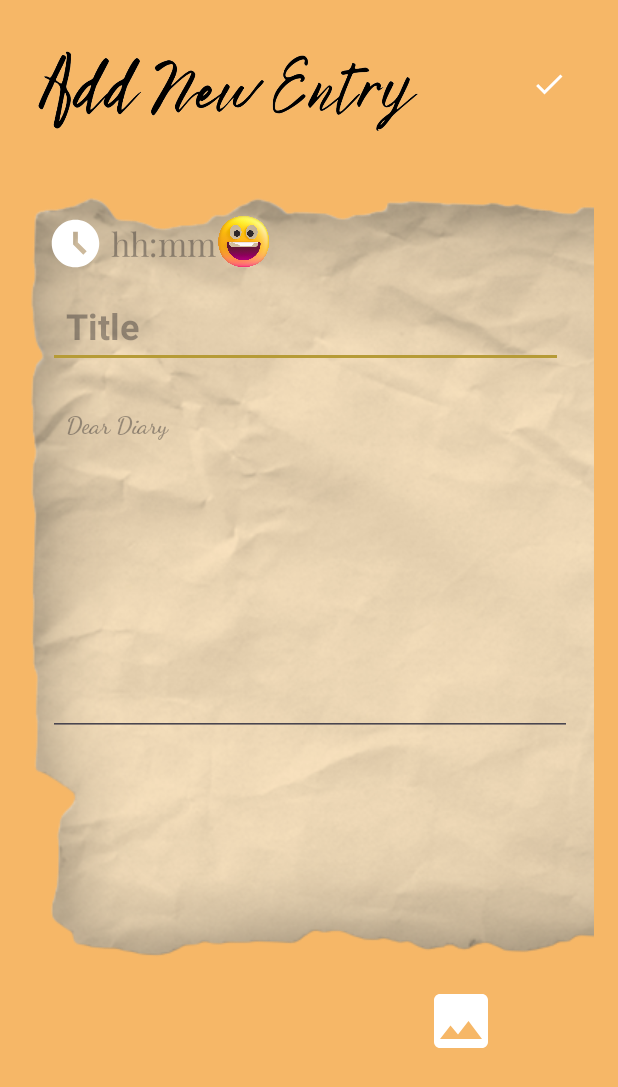
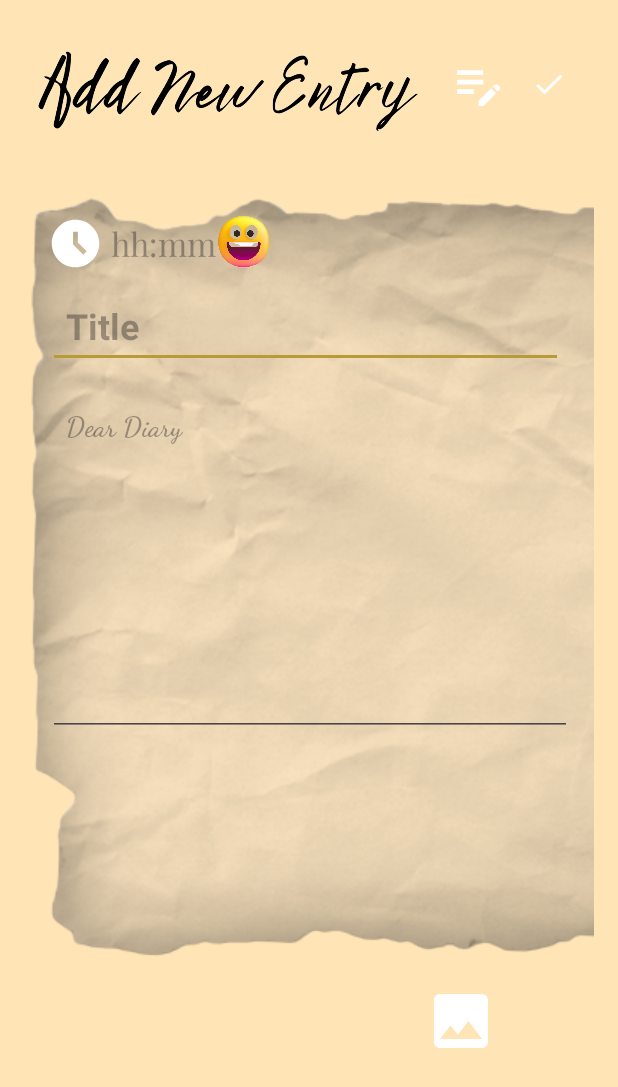
Before and after one commit to rish4522/Chronicle, an Android app: the screen it shows after launch once a user with an empty profile is signed in (NoteDetailsActivity), after a tap on "TODO", on a phone screen of 412 x 824 dp. Shown: the top 1087 px of the screen. Run offline under Robolectric (Android 15) with nearby library versions, the light colour scheme and no system bars; our stand-ins replace Firebase (no records; nobody signed in at launch, a user with empty details on screens opened directly); Roboto replaces fonts that are not available here.

Commit message:
Final Commit

```diff
--- a/app/src/main/java/com/example/chronicle/SplashActivity.java
+++ b/app/src/main/java/com/example/chronicle/SplashActivity.java
@@ -35,6 +35,6 @@ public class SplashActivity extends AppCompatActivity {
                 startActivity(intent);
                 finish();
             }
-        }, 5000);
+        }, 3000);
     }
 }
--- a/app/src/main/res/drawable/baseline_done_24.xml
+++ b/app/src/main/res/drawable/baseline_done_24.xml
@@ -1,4 +1,4 @@
-<vector android:height="24dp" android:tint="#24D3FE"
+<vector android:height="24dp" android:tint="#FFFFFF"
     android:viewportHeight="24" android:viewportWidth="24"
     android:width="24dp" xmlns:android="http://schemas.android.com/apk/res/android">
     <path android:fillColor="@android:color/white" android:pathData="M9,16.2L4.8,12l-1.4,1.4L9,19 21,7l-1.4,-1.4L9,16.2z"/>
--- /dev/null
+++ b/app/src/main/res/drawable/baseline_edit_note_24.xml
@@ -0,0 +1,5 @@
+<vector android:height="38dp" android:tint="#FFFFFF"
+    android:viewportHeight="24" android:viewportWidth="24"
+    android:width="38dp" xmlns:android="http://schemas.android.com/apk/res/android">
+    <path android:fillColor="@android:color/white" android:pathData="M3,10h11v2H3V10zM3,8h11V6H3V8zM3,16h7v-2H3V16zM18.01,12.87l0.71,-0.71c0.39,-0.39 1.02,-0.39 1.41,0l0.71,0.71c0.39,0.39 0.39,1.02 0,1.41l-0.71,0.71L18.01,12.87zM17.3,13.58l-5.3,5.3V21h2.12l5.3,-5.3L17.3,13.58z"/>
+</vector>
--- a/app/src/main/res/layout/activity_note_details.xml
+++ b/app/src/main/res/layout/activity_note_details.xml
@@ -26,6 +26,19 @@
             android:background="?attr/selectableItemBackgroundBorderless"
             android:src="@drawable/baseline_done_24"
             app:tint="@color/white" />
+
+        <ImageButton
+            android:id="@+id/edit_mode_btn"
+            android:layout_width="52dp"
+            android:layout_height="46dp"
+            android:layout_alignEnd="@+id/save_note_btn"
+            android:layout_alignParentBottom="true"
+            android:layout_marginStart="8dp"
+            android:layout_marginEnd="39dp"
+            android:layout_marginBottom="22dp"
+            android:layout_toEndOf="@+id/addNewEntry"
+            android:background="?attr/selectableItemBackgroundBorderless"
+            android:src="@drawable/baseline_edit_note_24" />
 
         <ImageView
             android:id="@+id/addNewEntry"
@@ -81,7 +94,6 @@
         </LinearLayout>
 
 
-
         <EditText
             android:id="@+id/notes_title_text"
             android:layout_width="343dp"
@@ -90,7 +102,7 @@
             android:fontFamily="@font/calligraffitti"
             android:hint="Title"
             android:padding="12dp"
-            android:textColor="@color/black"
+            android:textColor="@color/saddle_brown"
             android:textSize="24sp"
             android:textStyle="bold" />
 
@@ -104,17 +116,17 @@
             android:hint="@string/dear_diary"
             android:minLines="100"
             android:padding="12dp"
-            android:textColor="@color/black"
-            android:textSize="16sp"
+            android:textColor="@color/saddle_brown"
+            android:textSize="18sp"
             android:textStyle="bold" />
 
         <ImageView
             android:id="@+id/note_image_view"
-            android:layout_width="221dp"
-            android:layout_height="139dp"
+            android:layout_width="215dp"
+            android:layout_height="118dp"
+            android:layout_marginStart="70dp"
             android:scaleType="fitCenter"
-            tools:srcCompat="@tools:sample/backgrounds/scenic"
-            android:layout_marginStart="70dp"/>
+            tools:srcCompat="@tools:sample/backgrounds/scenic" />
 
         <ImageView
             android:id="@+id/selected_image_view"
--- a/app/src/main/res/values/colors.xml
+++ b/app/src/main/res/values/colors.xml
@@ -1,8 +1,11 @@
 <?xml version="1.0" encoding="utf-8"?>
 <resources>
-    <color name="primary">#F6B767</color>
+<!--    <color name="primary">#F6B767</color>-->
+    <color name="primary">#FFE4B5</color>
     <color name="black">#FF000000</color>
     <color name="white">#FFFFFFFF</color>
     <color name="teal_200">#B69B36</color>
     <color name="teal_700">#FF018786</color>
+    <color name="saddle_brown">#8B4513</color>
+    <color name="golden_rod">#DAA520</color>
 </resources>
```
Also changed, not shown: app/src/main/java/com/example/chronicle/NoteDetailsActivity.java (+50 -7 lines), app/src/main/res/layout/recycler_note_item.xml (+22 -1 lines).
